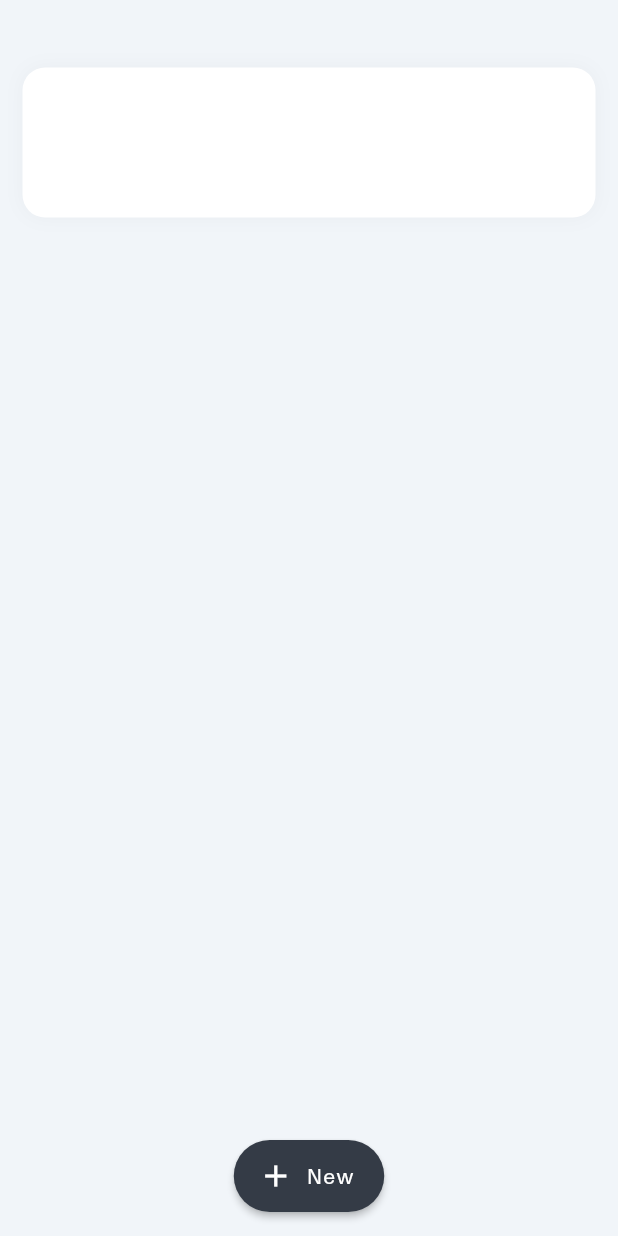
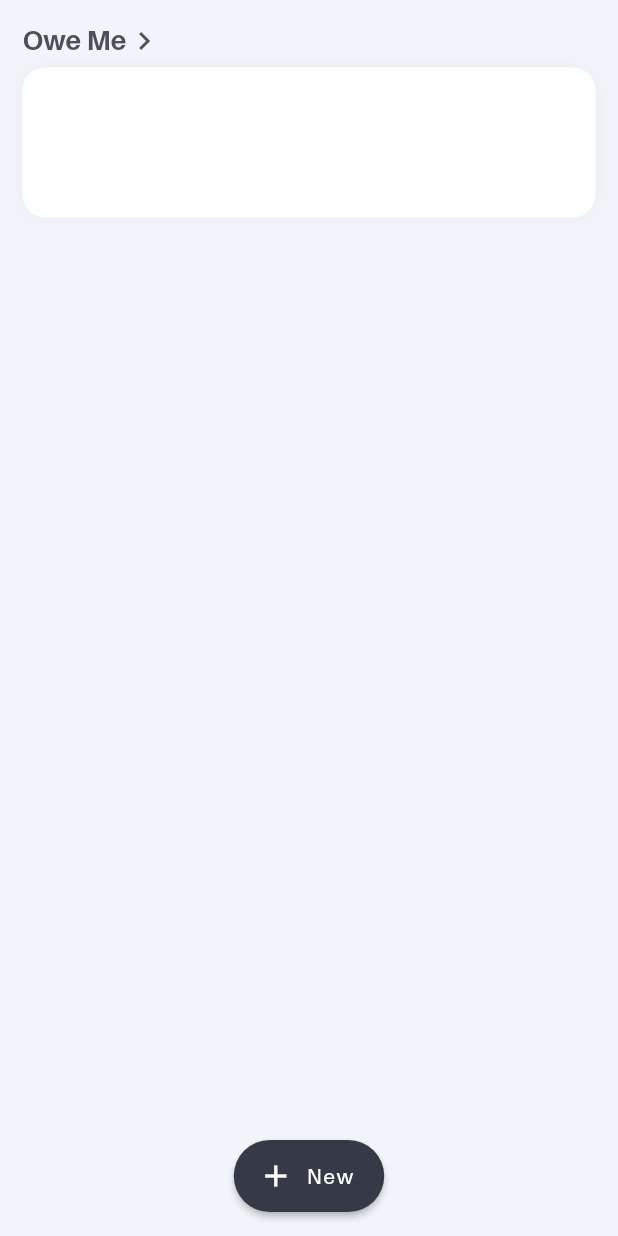
Before and after one commit to preetjdp/YouOweMe, a Flutter app: the screen it shows after launch, on a phone screen of 412 x 824 dp. Run offline on Flutter 3.47's test engine with Material 2 defaults, Android fonts, the phone set to English and light mode, and no system bars.

Commit message:
Added "OweMe" text

```diff
--- a/mobileApp/lib/ui/HomePage/oweMe.dart
+++ b/mobileApp/lib/ui/HomePage/oweMe.dart
@@ -9,9 +9,27 @@ class OweMe extends StatelessWidget {
       child: Stack(
         alignment: Alignment.bottomCenter,
         children: <Widget>[
+          Positioned(
+              left: 0,
+              top: 0,
+              child: Row(
+                children: <Widget>[
+                  Text(
+                    "Owe Me",
+                    style: TextStyle(
+                        fontSize: 18,
+                        fontWeight: FontWeight.bold,
+                        color: Color.fromRGBO(78, 80, 88, 1)),
+                  ),
+                  Icon(Icons.keyboard_arrow_right,
+                  color: Color.fromRGBO(78, 80, 88, 1),
+                  )
+                ],
+              )),
           Container(
             height: 100,
-            decoration: BoxDecoration(color: Colors.white,
+            decoration: BoxDecoration(
+                color: Colors.white,
                 borderRadius: BorderRadius.circular(15),
                 boxShadow: [
                   BoxShadow(
```
Lines whose indentation alone changed are shown as unchanged.
